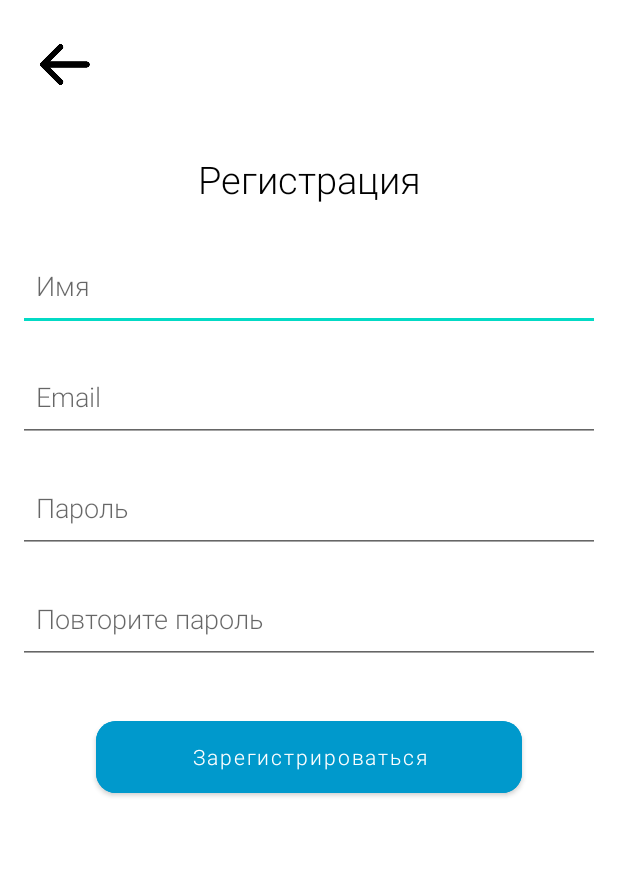
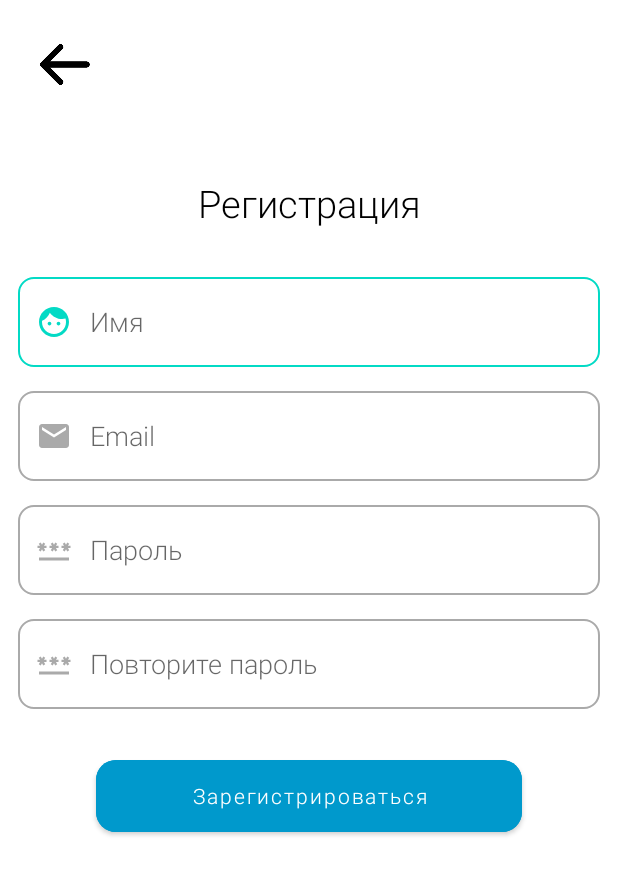
Before and after one commit to Danila321/TeamNex, an Android app: the RegisterActivity screen opened directly, with no data from a screen before it, on a phone screen of 412 x 824 dp. Shown: the top 875 px of the screen. Run offline under Robolectric (Android 15) with nearby library versions, the phone set to English and light mode, and no system bars; our stand-ins replace Firebase (no records; nobody signed in at launch, a user with empty details on screens opened directly).

Commit message:
Улучшен дизайн элементов ввода данных

```diff
--- a/app/src/main/java/com/example/teamdraft/LoginActivity.java
+++ b/app/src/main/java/com/example/teamdraft/LoginActivity.java
@@ -54,10 +54,10 @@ public class LoginActivity extends AppCompatActivity {
             }
         });
 
-        /*forgotPassword.setOnClickListener(v -> {
+        forgotPassword.setOnClickListener(v -> {
             Intent intent = new Intent(LoginActivity.this, ForgotPasswordActivity.class);
             startActivity(intent);
-        });*/
+        });
 
         registerButton.setOnClickListener(view -> {
             Intent intent = new Intent(LoginActivity.this, RegisterActivity.class);
--- a/app/src/main/java/com/example/teamdraft/ProfileActivity.java
+++ b/app/src/main/java/com/example/teamdraft/ProfileActivity.java
@@ -19,14 +19,13 @@ import com.squareup.picasso.Picasso;
 
 public class ProfileActivity extends AppCompatActivity {
     private FirebaseAuth authProfile;
-    ImageButton backButton;
 
     @Override
     protected void onCreate(Bundle savedInstanceState) {
         super.onCreate(savedInstanceState);
         setContentView(R.layout.activity_profile);
 
-        backButton = findViewById(R.id.backButton);
+        ImageButton backButton = findViewById(R.id.backButton);
         ImageView imageView = findViewById(R.id.ProfileImageView);
         Button imageChoose = findViewById(R.id.ImageAccountAction);
         Button imageDelete = findViewById(R.id.ImageAccountDelete);
--- a/app/src/main/java/com/example/teamdraft/RegisterActivity.java
+++ b/app/src/main/java/com/example/teamdraft/RegisterActivity.java
@@ -21,7 +21,6 @@ import com.google.firebase.auth.UserProfileChangeRequest;
 
 public class RegisterActivity extends AppCompatActivity {
     private FirebaseAuth mAuth;
-    ImageButton backToLogin;
     private EditText editTextName, editTextEmail, editTextPassword, editTextPasswordAgain;
     Button buttonRegister;
     ProgressBar progressBar;
@@ -31,7 +30,7 @@ public class RegisterActivity extends AppCompatActivity {
         super.onCreate(savedInstanceState);
         setContentView(R.layout.activity_register);
 
-        backToLogin = findViewById(R.id.backButton);
+        ImageButton backToLogin = findViewById(R.id.backButton);
         editTextName = findViewById(R.id.name);
         editTextEmail = findViewById(R.id.email);
         editTextPassword = findViewById(R.id.password);
--- /dev/null
+++ b/app/src/main/res/drawable/custom_input.xml
@@ -0,0 +1,20 @@
+<?xml version="1.0" encoding="utf-8"?>
+<selector xmlns:android="http://schemas.android.com/apk/res/android">
+
+    <item android:state_enabled="true" android:state_focused="true">
+        <shape android:shape="rectangle">
+            <solid android:color="@color/white"/>
+            <corners android:radius="10dp"/>
+            <stroke android:color="@color/teal_200" android:width="1dp"/>
+        </shape>
+    </item>
+
+    <item android:state_enabled="true">
+        <shape android:shape="rectangle">
+            <solid android:color="@color/white"/>
+            <corners android:radius="10dp"/>
+            <stroke android:color="@android:color/darker_gray" android:width="1dp"/>
+        </shape>
+    </item>
+
+</selector>
--- /dev/null
+++ b/app/src/main/res/drawable/email_custom_icon.xml
@@ -0,0 +1,9 @@
+<?xml version="1.0" encoding="utf-8"?>
+<selector xmlns:android="http://schemas.android.com/apk/res/android">
+
+    <item android:state_focused="true"
+        android:drawable="@drawable/email_icon_focused" />
+
+    <item android:state_focused="false"
+        android:drawable="@drawable/email_icon" />
+</selector>
--- /dev/null
+++ b/app/src/main/res/drawable/email_icon.xml
@@ -0,0 +1,9 @@
+<vector xmlns:android="http://schemas.android.com/apk/res/android"
+    android:width="24dp"
+    android:height="24dp"
+    android:viewportWidth="24"
+    android:viewportHeight="24">
+    <path
+        android:fillColor="@android:color/darker_gray"
+        android:pathData="M20,4L4,4c-1.1,0 -1.99,0.9 -1.99,2L2,18c0,1.1 0.9,2 2,2h16c1.1,0 2,-0.9 2,-2L22,6c0,-1.1 -0.9,-2 -2,-2zM20,8l-8,5 -8,-5L4,6l8,5 8,-5v2z" />
+</vector>
--- /dev/null
+++ b/app/src/main/res/drawable/email_icon_focused.xml
@@ -0,0 +1,9 @@
+<vector xmlns:android="http://schemas.android.com/apk/res/android"
+    android:width="24dp"
+    android:height="24dp"
+    android:viewportWidth="24"
+    android:viewportHeight="24">
+    <path
+        android:fillColor="@color/teal_200"
+        android:pathData="M20,4L4,4c-1.1,0 -1.99,0.9 -1.99,2L2,18c0,1.1 0.9,2 2,2h16c1.1,0 2,-0.9 2,-2L22,6c0,-1.1 -0.9,-2 -2,-2zM20,8l-8,5 -8,-5L4,6l8,5 8,-5v2z" />
+</vector>
--- /dev/null
+++ b/app/src/main/res/drawable/name_custom_icon.xml
@@ -0,0 +1,9 @@
+<?xml version="1.0" encoding="utf-8"?>
+<selector xmlns:android="http://schemas.android.com/apk/res/android">
+
+    <item android:state_focused="true"
+        android:drawable="@drawable/name_icon_focused" />
+
+    <item android:state_focused="false"
+        android:drawable="@drawable/name_icon" />
+</selector>
--- /dev/null
+++ b/app/src/main/res/drawable/name_icon.xml
@@ -0,0 +1,9 @@
+<vector xmlns:android="http://schemas.android.com/apk/res/android"
+    android:width="24dp"
+    android:height="24dp"
+    android:viewportWidth="24"
+    android:viewportHeight="24">
+    <path
+        android:fillColor="@android:color/darker_gray"
+        android:pathData="M9,11.75c-0.69,0 -1.25,0.56 -1.25,1.25s0.56,1.25 1.25,1.25 1.25,-0.56 1.25,-1.25 -0.56,-1.25 -1.25,-1.25zM15,11.75c-0.69,0 -1.25,0.56 -1.25,1.25s0.56,1.25 1.25,1.25 1.25,-0.56 1.25,-1.25 -0.56,-1.25 -1.25,-1.25zM12,2C6.48,2 2,6.48 2,12s4.48,10 10,10 10,-4.48 10,-10S17.52,2 12,2zM12,20c-4.41,0 -8,-3.59 -8,-8 0,-0.29 0.02,-0.58 0.05,-0.86 2.36,-1.05 4.23,-2.98 5.21,-5.37C11.07,8.33 14.05,10 17.42,10c0.78,0 1.53,-0.09 2.25,-0.26 0.21,0.71 0.33,1.47 0.33,2.26 0,4.41 -3.59,8 -8,8z" />
+</vector>
--- /dev/null
+++ b/app/src/main/res/drawable/name_icon_focused.xml
@@ -0,0 +1,9 @@
+<vector xmlns:android="http://schemas.android.com/apk/res/android"
+    android:width="24dp"
+    android:height="24dp"
+    android:viewportWidth="24"
+    android:viewportHeight="24">
+    <path
+        android:fillColor="@color/teal_200"
+        android:pathData="M9,11.75c-0.69,0 -1.25,0.56 -1.25,1.25s0.56,1.25 1.25,1.25 1.25,-0.56 1.25,-1.25 -0.56,-1.25 -1.25,-1.25zM15,11.75c-0.69,0 -1.25,0.56 -1.25,1.25s0.56,1.25 1.25,1.25 1.25,-0.56 1.25,-1.25 -0.56,-1.25 -1.25,-1.25zM12,2C6.48,2 2,6.48 2,12s4.48,10 10,10 10,-4.48 10,-10S17.52,2 12,2zM12,20c-4.41,0 -8,-3.59 -8,-8 0,-0.29 0.02,-0.58 0.05,-0.86 2.36,-1.05 4.23,-2.98 5.21,-5.37C11.07,8.33 14.05,10 17.42,10c0.78,0 1.53,-0.09 2.25,-0.26 0.21,0.71 0.33,1.47 0.33,2.26 0,4.41 -3.59,8 -8,8z" />
+</vector>
--- /dev/null
+++ b/app/src/main/res/drawable/password_custom_icon.xml
@@ -0,0 +1,9 @@
+<?xml version="1.0" encoding="utf-8"?>
+<selector xmlns:android="http://schemas.android.com/apk/res/android">
+
+    <item android:state_focused="true"
+        android:drawable="@drawable/password_icon_focused" />
+
+    <item android:state_focused="false"
+        android:drawable="@drawable/password_icon" />
+</selector>
--- /dev/null
+++ b/app/src/main/res/drawable/password_icon.xml
@@ -0,0 +1,9 @@
+<vector xmlns:android="http://schemas.android.com/apk/res/android"
+    android:width="24dp"
+    android:height="24dp"
+    android:viewportWidth="24"
+    android:viewportHeight="24">
+    <path
+        android:fillColor="@android:color/darker_gray"
+        android:pathData="M2,17h20v2H2V17zM3.15,12.95L4,11.47l0.85,1.48l1.3,-0.75L5.3,10.72H7v-1.5H5.3l0.85,-1.47L4.85,7L4,8.47L3.15,7l-1.3,0.75L2.7,9.22H1v1.5h1.7L1.85,12.2L3.15,12.95zM9.85,12.2l1.3,0.75L12,11.47l0.85,1.48l1.3,-0.75l-0.85,-1.48H15v-1.5h-1.7l0.85,-1.47L12.85,7L12,8.47L11.15,7l-1.3,0.75l0.85,1.47H9v1.5h1.7L9.85,12.2zM23,9.22h-1.7l0.85,-1.47L20.85,7L20,8.47L19.15,7l-1.3,0.75l0.85,1.47H17v1.5h1.7l-0.85,1.48l1.3,0.75L20,11.47l0.85,1.48l1.3,-0.75l-0.85,-1.48H23V9.22z" />
+</vector>
--- /dev/null
+++ b/app/src/main/res/drawable/password_icon_focused.xml
@@ -0,0 +1,9 @@
+<vector xmlns:android="http://schemas.android.com/apk/res/android"
+    android:width="24dp"
+    android:height="24dp"
+    android:viewportWidth="24"
+    android:viewportHeight="24">
+    <path
+        android:fillColor="@color/teal_200"
+        android:pathData="M2,17h20v2H2V17zM3.15,12.95L4,11.47l0.85,1.48l1.3,-0.75L5.3,10.72H7v-1.5H5.3l0.85,-1.47L4.85,7L4,8.47L3.15,7l-1.3,0.75L2.7,9.22H1v1.5h1.7L1.85,12.2L3.15,12.95zM9.85,12.2l1.3,0.75L12,11.47l0.85,1.48l1.3,-0.75l-0.85,-1.48H15v-1.5h-1.7l0.85,-1.47L12.85,7L12,8.47L11.15,7l-1.3,0.75l0.85,1.47H9v1.5h1.7L9.85,12.2zM23,9.22h-1.7l0.85,-1.47L20.85,7L20,8.47L19.15,7l-1.3,0.75l0.85,1.47H17v1.5h1.7l-0.85,1.48l1.3,0.75L20,11.47l0.85,1.48l1.3,-0.75l-0.85,-1.48H23V9.22z" />
+</vector>
--- a/app/src/main/res/layout/activity_register.xml
+++ b/app/src/main/res/layout/activity_register.xml
@@ -23,7 +23,7 @@
         android:id="@+id/ActionTitle"
         android:layout_width="wrap_content"
         android:layout_height="wrap_content"
-        android:layout_marginTop="32dp"
+        android:layout_marginTop="48dp"
         android:fontFamily="sans-serif-light"
         android:text="Регистрация"
         android:textColor="@color/black"
@@ -37,8 +37,10 @@
         android:layout_width="0dp"
         android:layout_height="60dp"
         android:layout_marginStart="12dp"
-        android:layout_marginTop="24dp"
+        android:layout_marginTop="32dp"
         android:layout_marginEnd="12dp"
+        android:drawableStart="@drawable/name_custom_icon"
+        android:background="@drawable/custom_input"
         android:drawablePadding="12dp"
         android:ems="10"
         android:fontFamily="sans-serif-light"
@@ -55,8 +57,10 @@
         android:layout_width="0dp"
         android:layout_height="60dp"
         android:layout_marginStart="12dp"
-        android:layout_marginTop="14dp"
+        android:layout_marginTop="16dp"
         android:layout_marginEnd="12dp"
+        android:drawableStart="@drawable/email_custom_icon"
+        android:background="@drawable/custom_input"
         android:drawablePadding="12dp"
         android:ems="10"
         android:fontFamily="sans-serif-light"
@@ -73,8 +77,10 @@
         android:layout_width="0dp"
         android:layout_height="60dp"
         android:layout_marginStart="12dp"
-        android:layout_marginTop="14dp"
+        android:layout_marginTop="16dp"
         android:layout_marginEnd="12dp"
+        android:drawableStart="@drawable/password_custom_icon"
+        android:background="@drawable/custom_input"
         android:drawablePadding="12dp"
         android:ems="10"
         android:fontFamily="sans-serif-light"
@@ -91,8 +97,10 @@
         android:layout_width="0dp"
         android:layout_height="60dp"
         android:layout_marginStart="12dp"
-        android:layout_marginTop="14dp"
+        android:layout_marginTop="16dp"
         android:layout_marginEnd="12dp"
+        android:drawableStart="@drawable/password_custom_icon"
+        android:background="@drawable/custom_input"
         android:drawablePadding="12dp"
         android:ems="10"
         android:fontFamily="sans-serif-light"
@@ -109,7 +117,7 @@
         android:layout_width="0dp"
         android:layout_height="60dp"
         android:layout_marginStart="64dp"
-        android:layout_marginTop="32dp"
+        android:layout_marginTop="28dp"
         android:layout_marginEnd="64dp"
         android:backgroundTint="@android:color/holo_blue_dark"
         android:fontFamily="sans-serif-light"
```
Also changed, not shown: app/src/main/AndroidManifest.xml (+7 -3 lines), app/src/main/java/com/example/teamdraft/ForgotPasswordActivity.java (added, +71 -0 lines), app/src/main/java/com/example/teamdraft/ui/gallery/GalleryFragment.java (+1 -6 lines), app/src/main/java/com/example/teamdraft/ui/gallery/GalleryViewModel.java (deleted, +0 -19 lines), app/src/main/res/layout/activity_forgot_password.xml (added, +95 -0 lines), app/src/main/res/layout/activity_login.xml (+10 -6 lines).
